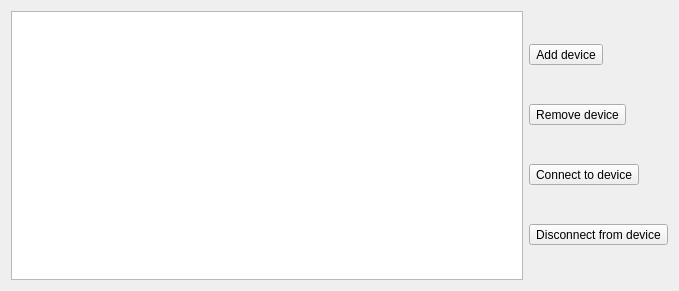
The window that cct/qtgui2/devices/connectioneditor/connectioneditor.ui (awacha/cct) describes before a commit, drawn with Qt 5.
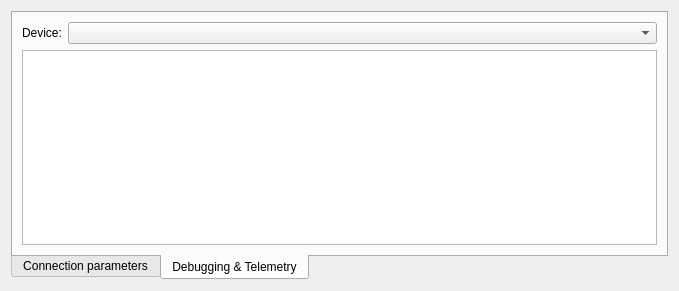
The same window after the commit. The open tabs and pages were chosen to show the change. Icons and pictures are not drawn.

Commit message: Telemetry viewer in connection editor

The edit to the form file:
```diff
--- a/cct/qtgui2/devices/connectioneditor/connectioneditor.ui
+++ b/cct/qtgui2/devices/connectioneditor/connectioneditor.ui
@@ -19,6 +19,19 @@
   </property>
   <layout class="QHBoxLayout" name="horizontalLayout">
    <item>
+    <widget class="QTabWidget" name="tabWidget">
+     <property name="tabPosition">
+      <enum>QTabWidget::South</enum>
+     </property>
+     <property name="currentIndex">
+      <number>0</number>
+     </property>
+     <widget class="QWidget" name="connectionsTab">
+      <attribute name="title">
+       <string>Connection parameters</string>
+      </attribute>
+      <layout class="QHBoxLayout" name="horizontalLayout_2">
+       <item>
     <widget class="QTreeView" name="treeView">
      <property name="sizeAdjustPolicy">
       <enum>QAbstractScrollArea::AdjustToContents</enum>
@@ -111,6 +124,67 @@
    </item>
   </layout>
  </widget>
+     <widget class="QWidget" name="telemetryTab">
+      <attribute name="title">
+       <string>Debugging &amp;&amp; Telemetry</string>
+      </attribute>
+      <layout class="QVBoxLayout" name="verticalLayout_2">
+       <item>
+        <layout class="QHBoxLayout" name="horizontalLayout_3">
+         <item>
+          <widget class="QLabel" name="label">
+           <property name="text">
+            <string>Device:</string>
+           </property>
+          </widget>
+         </item>
+         <item>
+          <widget class="QComboBox" name="deviceComboBox">
+           <property name="sizePolicy">
+            <sizepolicy hsizetype="Expanding" vsizetype="Fixed">
+             <horstretch>0</horstretch>
+             <verstretch>0</verstretch>
+            </sizepolicy>
+           </property>
+          </widget>
+         </item>
+        </layout>
+       </item>
+       <item>
+        <widget class="QTreeView" name="telemetryTreeView">
+         <property name="alternatingRowColors">
+          <bool>true</bool>
+         </property>
+         <property name="selectionMode">
+          <enum>QAbstractItemView::NoSelection</enum>
+         </property>
+         <property name="verticalScrollMode">
+          <enum>QAbstractItemView::ScrollPerPixel</enum>
+         </property>
+         <property name="rootIsDecorated">
+          <bool>false</bool>
+         </property>
+         <property name="allColumnsShowFocus">
+          <bool>true</bool>
+         </property>
+        </widget>
+       </item>
+      </layout>
+     </widget>
+    </widget>
+   </item>
+  </layout>
+ </widget>
+ <tabstops>
+  <tabstop>tabWidget</tabstop>
+  <tabstop>treeView</tabstop>
+  <tabstop>addToolButton</tabstop>
+  <tabstop>removeToolButton</tabstop>
+  <tabstop>connectToolButton</tabstop>
+  <tabstop>disconnectToolButton</tabstop>
+  <tabstop>deviceComboBox</tabstop>
+  <tabstop>telemetryTreeView</tabstop>
+ </tabstops>
  <resources>
   <include location="../../../resource/icons/icons.qrc"/>
  </resources>
```
Lines whose indentation alone changed are shown as unchanged. The commit also changes 3 other files.
